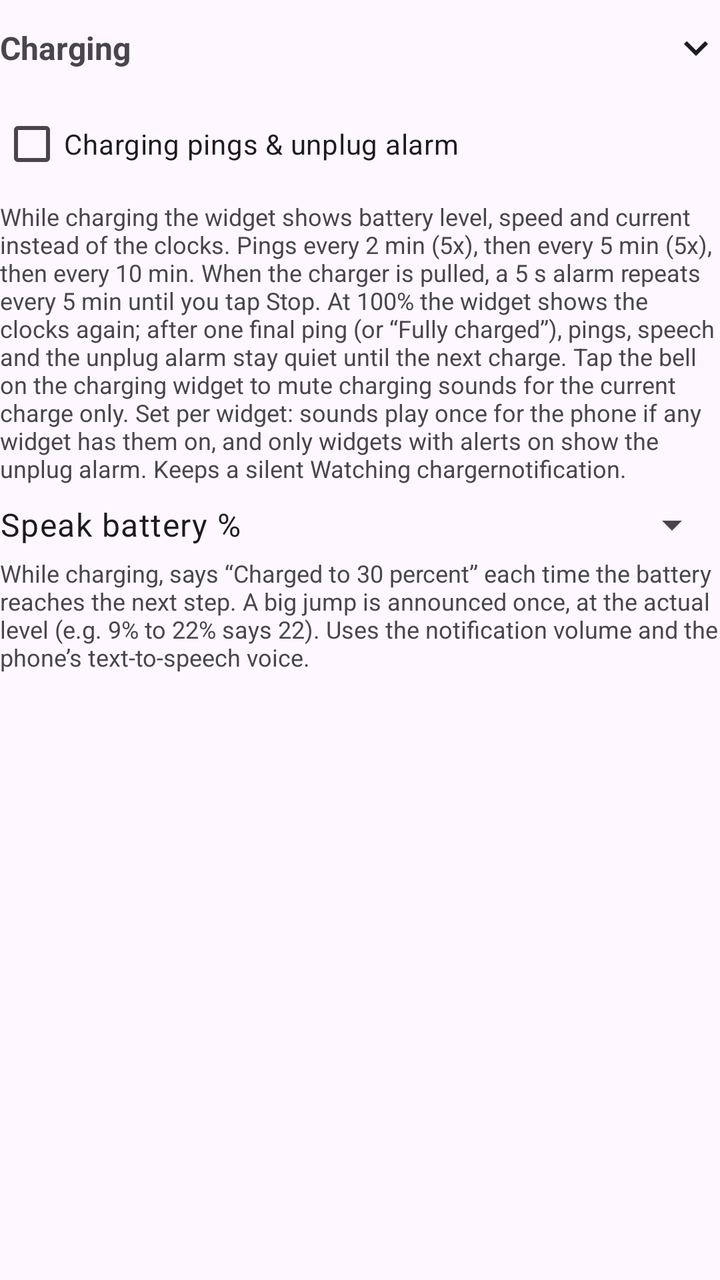
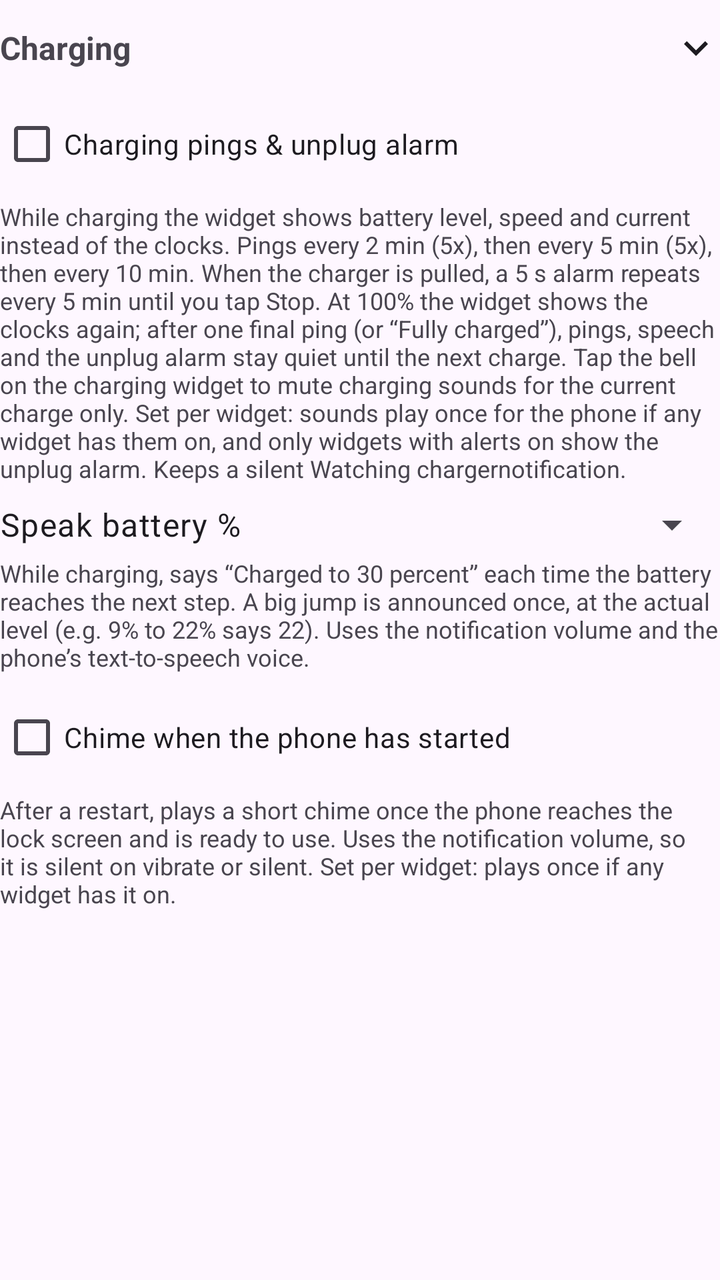

The first picture is an Android layout as it rendered before a commit; the second is the same layout after the commit. The layout source and the unified diff follow.
<!-- AndroidManifest.xml: application theme Theme.WidTime -->
<!-- res/layout/section_charging.xml -->
<?xml version="1.0" encoding="utf-8"?>
<LinearLayout xmlns:android="http://schemas.android.com/apk/res/android"
    android:layout_width="match_parent"
    android:layout_height="wrap_content"
    android:orientation="vertical">

    <LinearLayout
        android:id="@+id/charging_header"
        style="@style/SectionHeaderStyle">

        <TextView
            style="@style/SectionTitleStyle"
            android:text="@string/section_charging" />

        <ImageView
            android:id="@+id/charging_chevron"
            style="@style/SectionChevronStyle"
            android:contentDescription="@null" />
    </LinearLayout>

    <LinearLayout
        android:id="@+id/charging_body"
        android:layout_width="match_parent"
        android:layout_height="wrap_content"
        android:orientation="vertical">

        <CheckBox
            android:id="@+id/charge_alerts"
            android:layout_width="match_parent"
            android:layout_height="wrap_content"
            android:text="@string/charge_alerts_label" />

        <TextView
            style="@style/HelpTextStyle"
            android:text="@string/charge_alerts_help" />

        <LinearLayout
            android:layout_width="match_parent"
            android:layout_height="wrap_content"
            android:layout_marginTop="8dp"
            android:gravity="center_vertical"
            android:orientation="horizontal">

            <TextView
                android:id="@+id/speak_label"
                android:layout_width="0dp"
                android:layout_height="wrap_content"
                android:layout_weight="1"
                android:labelFor="@id/speak_step"
                android:text="@string/speak_label"
                android:textAppearance="?attr/textAppearanceBodyLarge" />

            <Spinner
                android:id="@+id/speak_step"
                android:layout_width="wrap_content"
                android:layout_height="wrap_content" />
        </LinearLayout>

        <TextView
            style="@style/HelpTextStyle"
            android:text="@string/speak_help" />

        
        <LinearLayout
            android:id="@+id/exact_alarm_row"
            android:layout_width="match_parent"
            android:layout_height="wrap_content"
            android:layout_marginTop="8dp"
            android:gravity="center_vertical"
            android:orientation="horizontal"
            android:visibility="gone">

            <TextView
                android:layout_width="0dp"
                android:layout_height="wrap_content"
                android:layout_weight="1"
                android:text="@string/exact_alarm_off"
                android:textSize="12sp" />

            <Button
                android:id="@+id/exact_alarm_button"
                style="@style/Widget.Material3.Button.TonalButton"
                android:layout_width="wrap_content"
                android:layout_height="wrap_content"
                android:layout_marginStart="8dp"
                android:text="@string/exact_alarm_allow" />
        </LinearLayout>
    </LinearLayout>
</LinearLayout>
<!-- resources referenced by this layout -->
<resources>
  <string name="charge_alerts_help">While charging the widget shows battery level, speed and current instead of the clocks. Pings every 2 min (5x), then every 5 min (5x), then every 10 min. When the charger is pulled, a 5 s alarm repeats every 5 min until you tap Stop. At 100% the widget shows the clocks again; after one final ping (or “Fully charged”), pings, speech and the unplug alarm stay quiet until the next charge. Tap the bell on the charging widget to mute charging sounds for the current charge only. Set per widget: sounds play once for the phone if any widget has them on, and only widgets with alerts on show the unplug alarm. Keeps a silent "Watching charger" notification.</string>
  <string name="charge_alerts_label">Charging pings &amp; unplug alarm</string>
  <string name="exact_alarm_allow">Allow exact alarms</string>
  <string name="exact_alarm_off">Exact alarms are off, so pings and the unplug alarm can be several minutes late.</string>
  <string name="section_charging">Charging</string>
  <string name="speak_help">While charging, says “Charged to 30 percent” each time the battery reaches the next step. A big jump is announced once, at the actual level (e.g. 9% to 22% says 22). Uses the notification volume and the phone’s text-to-speech voice.</string>
  <string name="speak_label">Speak battery %</string>
  <style name="HelpTextStyle">
          <item name="android:layout_width">match_parent</item>
          <item name="android:layout_height">wrap_content</item>
          <item name="android:layout_marginTop">4dp</item>
          <item name="android:textSize">12sp</item>
          <item name="android:textColor">?android:attr/textColorSecondary</item>
      </style>
  <style name="SectionChevronStyle">
          <item name="android:layout_width">24dp</item>
          <item name="android:layout_height">24dp</item>
          <item name="android:src">@drawable/ic_expand_more</item>
          <item name="android:importantForAccessibility">no</item>
      </style>
  <style name="SectionHeaderStyle">
          <item name="android:layout_width">match_parent</item>
          <item name="android:layout_height">wrap_content</item>
          <item name="android:minHeight">48dp</item>
          <item name="android:orientation">horizontal</item>
          <item name="android:gravity">center_vertical</item>
          <item name="android:background">?attr/selectableItemBackground</item>
          <item name="android:clickable">true</item>
          <item name="android:focusable">true</item>
      </style>
  <style name="SectionTitleStyle">
          <item name="android:layout_width">0dp</item>
          <item name="android:layout_height">wrap_content</item>
          <item name="android:layout_weight">1</item>
          <item name="android:textSize">16sp</item>
          <item name="android:textStyle">bold</item>
      </style>
  <style name="Theme.WidTime" parent="Theme.Material3.DayNight.NoActionBar" />
  <!-- drawable ic_expand_more (drawable) -->
  <?xml version="1.0" encoding="utf-8"?>
  <vector xmlns:android="http://schemas.android.com/apk/res/android"
      android:width="24dp"
      android:height="24dp"
      android:tint="?attr/colorOnSurface"
      android:viewportWidth="24"
      android:viewportHeight="24">
      <path
          android:fillColor="@android:color/white"
          android:pathData="M16.59,8.59L12,13.17 7.41,8.59 6,10l6,6 6,-6z" />
  </vector>
</resources>

<!-- the commit's change to res/layout/section_charging.xml (unified diff, before → after) -->
@@ -60,6 +60,17 @@
             style="@style/HelpTextStyle"
             android:text="@string/speak_help" />
 
+        <CheckBox
+            android:id="@+id/boot_tone"
+            android:layout_width="match_parent"
+            android:layout_height="wrap_content"
+            android:layout_marginTop="8dp"
+            android:text="@string/boot_tone_label" />
+
+        <TextView
+            style="@style/HelpTextStyle"
+            android:text="@string/boot_tone_help" />
+
         
         <LinearLayout
             android:id="@+id/exact_alarm_row"
<!-- resource entries referenced after the edit -->
@@ -1,5 +1,7 @@
 <!-- resources referenced by this layout -->
 <resources>
+  <string name="boot_tone_help">After a restart, plays a short chime once the phone reaches the lock screen and is ready to use. Uses the notification volume, so it is silent on vibrate or silent. Set per widget: plays once if any widget has it on.</string>
+  <string name="boot_tone_label">Chime when the phone has started</string>
   <string name="charge_alerts_help">While charging the widget shows battery level, speed and current instead of the clocks. Pings every 2 min (5x), then every 5 min (5x), then every 10 min. When the charger is pulled, a 5 s alarm repeats every 5 min until you tap Stop. At 100% the widget shows the clocks again; after one final ping (or “Fully charged”), pings, speech and the unplug alarm stay quiet until the next charge. Tap the bell on the charging widget to mute charging sounds for the current charge only. Set per widget: sounds play once for the phone if any widget has them on, and only widgets with alerts on show the unplug alarm. Keeps a silent "Watching charger" notification.</string>
   <string name="charge_alerts_label">Charging pings &amp; unplug alarm</string>
   <string name="exact_alarm_allow">Allow exact alarms</string>
